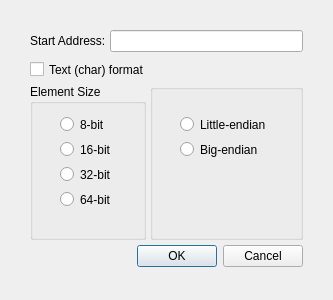
First picture: the form in guiclient/memviewchooser.ui, repository ptesarik/crashgui, before the edit.
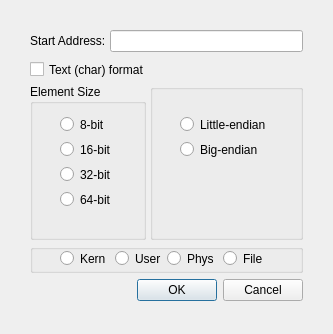
Second picture: the form after the edit.

Patch:
```diff
--- a/guiclient/memviewchooser.ui
+++ b/guiclient/memviewchooser.ui
@@ -7,7 +7,7 @@
     <x>0</x>
     <y>0</y>
     <width>333</width>
-    <height>300</height>
+    <height>334</height>
    </rect>
   </property>
   <property name="windowTitle">
@@ -20,7 +20,7 @@
    <property name="geometry">
     <rect>
      <x>30</x>
-     <y>240</y>
+     <y>274</y>
      <width>273</width>
      <height>32</height>
     </rect>
@@ -181,6 +181,71 @@
     </property>
    </widget>
   </widget>
+  <widget class="QGroupBox" name="memoryGroup">
+   <property name="geometry">
+    <rect>
+     <x>30</x>
+     <y>244</y>
+     <width>273</width>
+     <height>29</height>
+    </rect>
+   </property>
+   <property name="title">
+    <string/>
+   </property>
+   <widget class="QRadioButton" name="rbKVM">
+    <property name="geometry">
+     <rect>
+      <x>30</x>
+      <y>4</y>
+      <width>51</width>
+      <height>21</height>
+     </rect>
+    </property>
+    <property name="text">
+     <string>Kern</string>
+    </property>
+   </widget>
+   <widget class="QRadioButton" name="rbUVM">
+    <property name="geometry">
+     <rect>
+      <x>85</x>
+      <y>4</y>
+      <width>52</width>
+      <height>21</height>
+     </rect>
+    </property>
+    <property name="text">
+     <string>User</string>
+    </property>
+   </widget>
+   <widget class="QRadioButton" name="rbPhys">
+    <property name="geometry">
+     <rect>
+      <x>137</x>
+      <y>4</y>
+      <width>52</width>
+      <height>21</height>
+     </rect>
+    </property>
+    <property name="text">
+     <string>Phys</string>
+    </property>
+   </widget>
+   <widget class="QRadioButton" name="rbFile">
+    <property name="geometry">
+     <rect>
+      <x>193</x>
+      <y>4</y>
+      <width>45</width>
+      <height>21</height>
+     </rect>
+    </property>
+    <property name="text">
+     <string>File</string>
+    </property>
+   </widget>
+  </widget>
  </widget>
  <tabstops>
   <tabstop>startAddr</tabstop>
```
Left out of the diff: 4 changed lines with no effect on the pictures.
